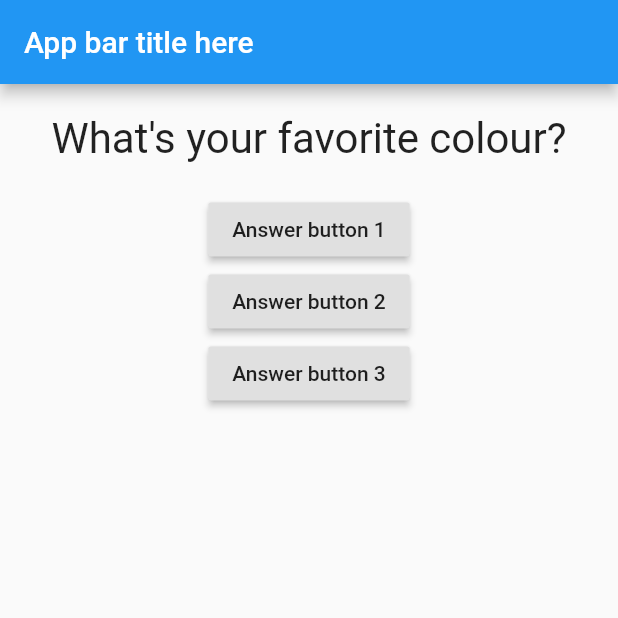
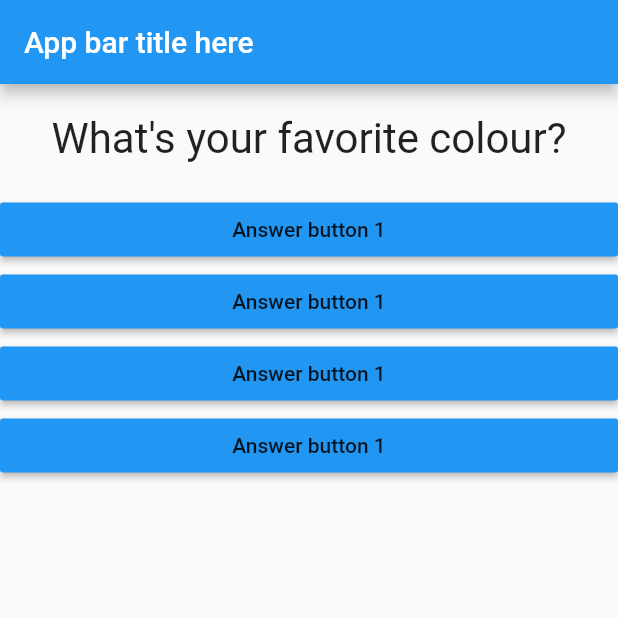
Before and after one commit to hoonblizz/Flutter_Sample1_QuizApp, a Flutter app: the screen it shows after launch, on a phone screen of 412 x 824 dp, the top half of it. Run offline on Flutter 3.47's test engine with Material 2 defaults, Android fonts, the phone set to English and light mode, and no system bars.

```diff
--- a/lib/answer.dart
+++ b/lib/answer.dart
@@ -1,6 +1,14 @@
 import 'package:flutter/material.dart';
 
 class Answer extends StatelessWidget {
+
+  // Function 타입을 불러옵니다.
+  // main.dart 에 보면 미리 만들어진 function 이 있는데, 그걸 넣어줍니다.
+  final Function selectHandler;
+  final String answerText;
+
+  Answer(this.selectHandler, this.answerText);   // Constructor
+
   @override
   Widget build(BuildContext context) {
     return Container(
@@ -8,7 +16,7 @@ class Answer extends StatelessWidget {
       child: RaisedButton(
         color: Colors.blue,
         child: Text('Answer button 1'),
-        onPressed: null,
+        onPressed: selectHandler,
       ),
     );
   }
--- a/lib/main.dart
+++ b/lib/main.dart
@@ -4,7 +4,8 @@
   이것덕분에 밑에 StatelessWidget 을 상속받을수 있습니다.
 */
 import 'package:flutter/material.dart';
-import './question.dart';   // question 파일을 부른다
+import './question.dart'; // question 파일을 부른다
+import './answer.dart';
 
 void main() {
   /*
@@ -30,7 +31,6 @@ class MyApp extends StatefulWidget {
 // State<MyApp> 은 State 가 MyApp 에 속한다 라는걸 나타내 준다.
 // State 가 Generic type 이기 때문.
 class _MyAppState extends State<MyApp> {
-
   var _questionIndex = 0;
 
   void _answerQuestion() {
@@ -41,10 +41,18 @@ class _MyAppState extends State<MyApp> {
   }
 
   var questions = [
-    'What\'s your favorite colour?',
-    'What\'s your favorite animal?',
-    'A',
-    'B'
+    {
+      'questionText': 'What\'s your favorite colour?',
+      'answers': ['Black', 'red', 'green', 'white']
+    },
+    {
+      'questionText': 'What\'s your favorite animal?',
+      'answers': ['Rabbit', 'Snake', 'Elephant', 'Lion']
+    },
+    {
+      'questionText': 'What\'s your favorite food?',
+      'answers': ['Pizza', 'Burgur', 'Pasta', 'Kimchi']
+    },
   ];
 
   /*
@@ -77,26 +85,11 @@ class _MyAppState extends State<MyApp> {
         body: Column(
           children: [
             // question 파일에서 생성한 Question class
-            Question(
-              questions[_questionIndex]
-            ),
-            RaisedButton(
-              child: Text('Answer button 1'),
-              // answerQuestion 와 answerQuestion() 의 차이:
-              // answerQuestion 는 포인터를 정해주는것
-              //answerQuestion() 는 실행시켜주는것.
-              onPressed: _answerQuestion,
-            ),
-            RaisedButton(
-              child: Text('Answer button 2'),
-              onPressed: () => print('Answer 2 chosen'),
-            ),
-            RaisedButton(
-              child: Text('Answer button 3'),
-              onPressed: () => {
-                print('Answer 3 chosen')
-              },
-            ),
+            Question(questions[_questionIndex]['questionText']),
+            ...(questions[_questionIndex]['answers'] as List<String>)
+                .map((answer) {
+              return Answer(_answerQuestion, answer);
+            }).toList()
           ],
         ),
       ),
```
Also changed, not shown: 1 other file.
